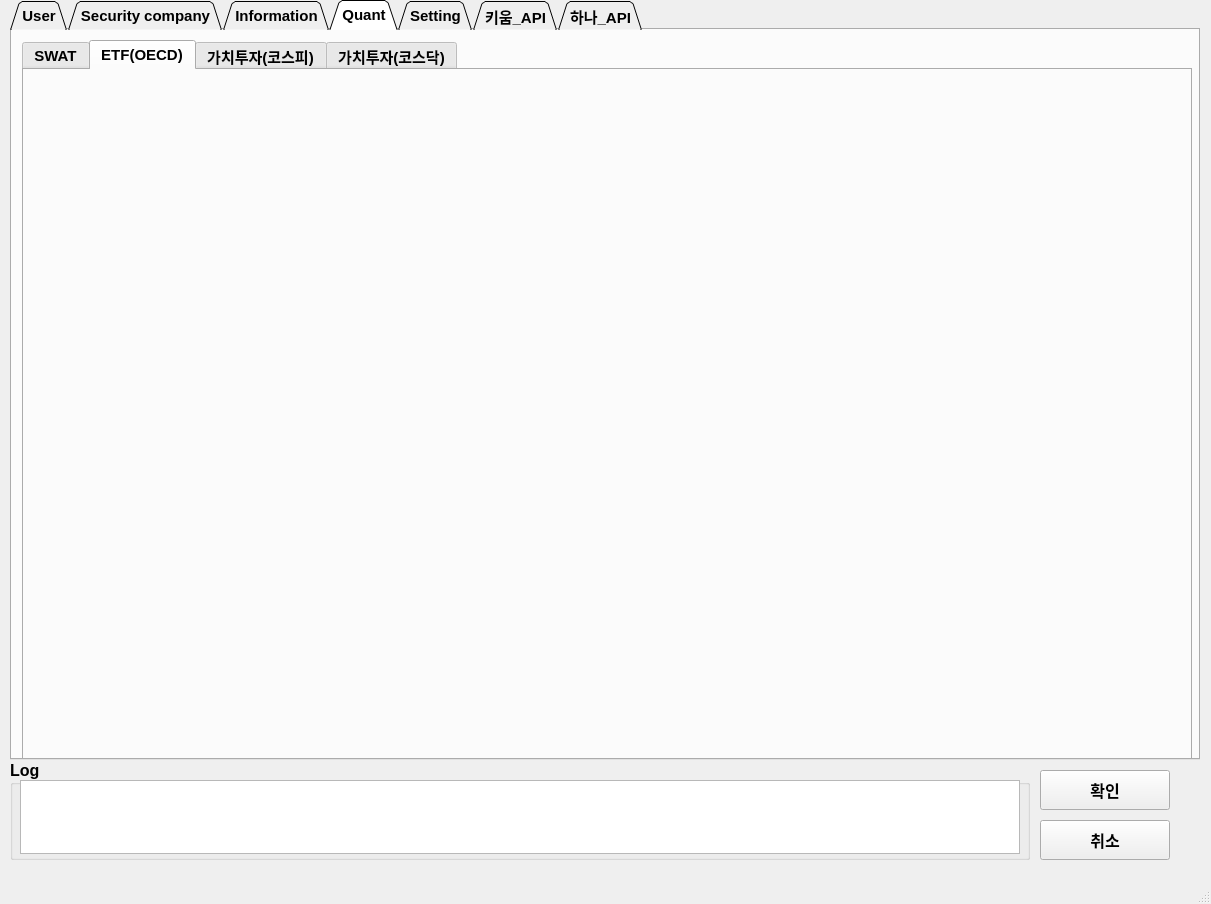
This is UI/MyTrade_211121.ui in jhGitHub009/MyTrading_20211121 as Qt 5 draws it before an edit. The edited form follows.
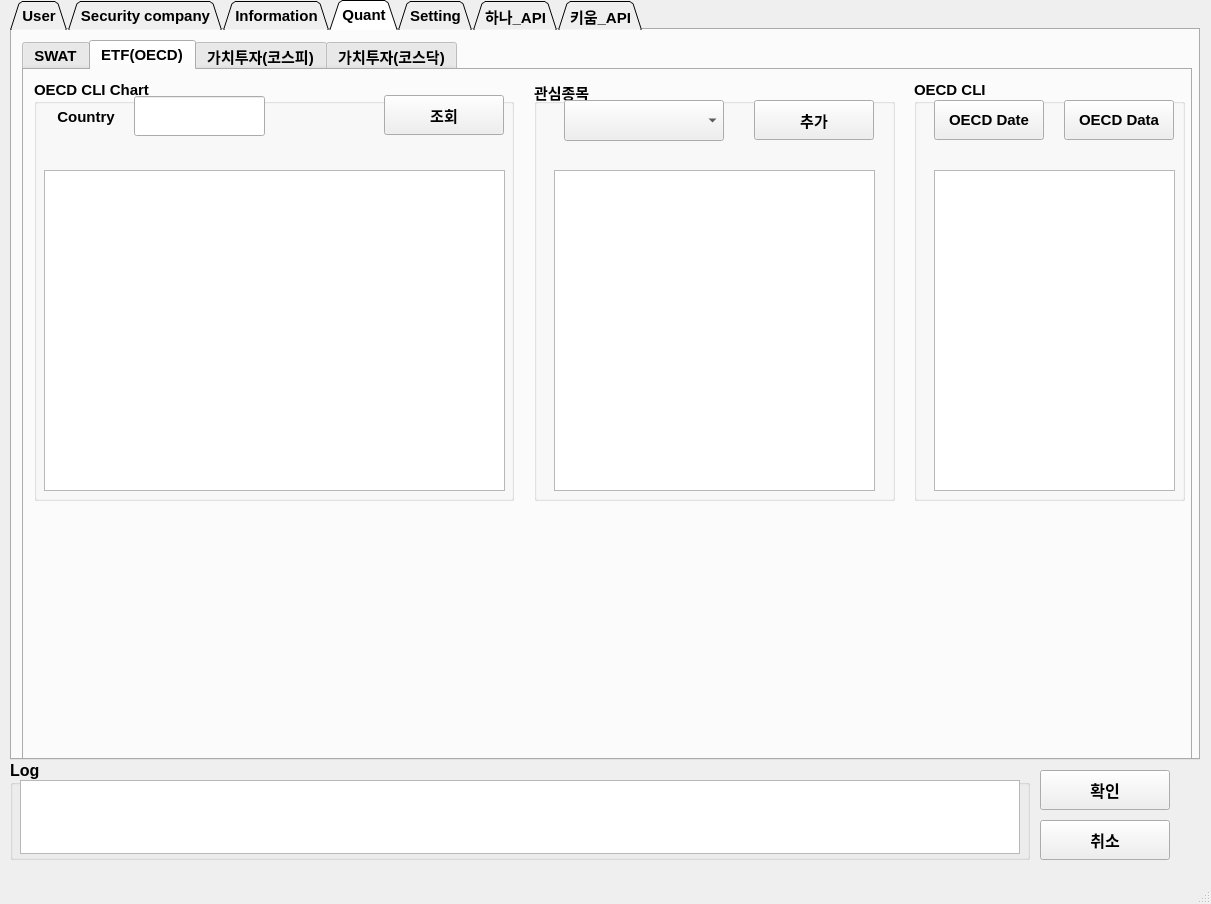
This is the edited form. The open tabs and pages were chosen to show the change.

Commit message: Date : 20220130 Name : LeeJeongHwan Note : OECD upate

The edit to the form file:
```diff
--- a/UI/MyTrade_211121.ui
+++ b/UI/MyTrade_211121.ui
@@ -852,6 +852,182 @@
        <attribute name="title">
         <string>ETF(OECD)</string>
        </attribute>
+       <widget class="QGroupBox" name="gboxChart_2">
+        <property name="geometry">
+         <rect>
+          <x>10</x>
+          <y>10</y>
+          <width>480</width>
+          <height>421</height>
+         </rect>
+        </property>
+        <property name="title">
+         <string>OECD CLI Chart</string>
+        </property>
+        <widget class="QPushButton" name="pbtnInspectInOECD">
+         <property name="geometry">
+          <rect>
+           <x>350</x>
+           <y>15</y>
+           <width>120</width>
+           <height>40</height>
+          </rect>
+         </property>
+         <property name="text">
+          <string>조회</string>
+         </property>
+        </widget>
+        <widget class="QLabel" name="label_18">
+         <property name="geometry">
+          <rect>
+           <x>12</x>
+           <y>27</y>
+           <width>80</width>
+           <height>20</height>
+          </rect>
+         </property>
+         <property name="text">
+          <string>Country</string>
+         </property>
+         <property name="alignment">
+          <set>Qt::AlignCenter</set>
+         </property>
+        </widget>
+        <widget class="QLineEdit" name="leCountryInOECD">
+         <property name="geometry">
+          <rect>
+           <x>100</x>
+           <y>16</y>
+           <width>131</width>
+           <height>40</height>
+          </rect>
+         </property>
+        </widget>
+        <widget class="QGraphicsView" name="gviewOECDChart">
+         <property name="geometry">
+          <rect>
+           <x>10</x>
+           <y>90</y>
+           <width>461</width>
+           <height>321</height>
+          </rect>
+         </property>
+        </widget>
+        <widget class="QWidget" name="verticalLayoutWidget_2">
+         <property name="geometry">
+          <rect>
+           <x>10</x>
+           <y>90</y>
+           <width>461</width>
+           <height>321</height>
+          </rect>
+         </property>
+         <layout class="QVBoxLayout" name="verlayOECDChart"/>
+        </widget>
+       </widget>
+       <widget class="QGroupBox" name="groupBox_10">
+        <property name="geometry">
+         <rect>
+          <x>510</x>
+          <y>10</y>
+          <width>361</width>
+          <height>421</height>
+         </rect>
+        </property>
+        <property name="title">
+         <string>관심종목</string>
+        </property>
+        <widget class="QTableWidget" name="tableWidget_3">
+         <property name="geometry">
+          <rect>
+           <x>20</x>
+           <y>90</y>
+           <width>321</width>
+           <height>321</height>
+          </rect>
+         </property>
+        </widget>
+        <widget class="QComboBox" name="cboxAccInTrade_2">
+         <property name="geometry">
+          <rect>
+           <x>30</x>
+           <y>20</y>
+           <width>160</width>
+           <height>41</height>
+          </rect>
+         </property>
+         <property name="font">
+          <font>
+           <family>Consolas</family>
+           <pointsize>12</pointsize>
+           <weight>75</weight>
+           <bold>true</bold>
+          </font>
+         </property>
+        </widget>
+        <widget class="QPushButton" name="pbtnInspectInOECD_2">
+         <property name="geometry">
+          <rect>
+           <x>220</x>
+           <y>20</y>
+           <width>120</width>
+           <height>40</height>
+          </rect>
+         </property>
+         <property name="text">
+          <string>추가</string>
+         </property>
+        </widget>
+       </widget>
+       <widget class="QGroupBox" name="gBoxOECD">
+        <property name="geometry">
+         <rect>
+          <x>890</x>
+          <y>10</y>
+          <width>271</width>
+          <height>421</height>
+         </rect>
+        </property>
+        <property name="title">
+         <string>OECD CLI</string>
+        </property>
+        <widget class="QTableWidget" name="tbWOECDDate">
+         <property name="geometry">
+          <rect>
+           <x>20</x>
+           <y>90</y>
+           <width>241</width>
+           <height>321</height>
+          </rect>
+         </property>
+        </widget>
+        <widget class="QPushButton" name="btnOECDCLIDate">
+         <property name="geometry">
+          <rect>
+           <x>20</x>
+           <y>20</y>
+           <width>110</width>
+           <height>40</height>
+          </rect>
+         </property>
+         <property name="text">
+          <string>OECD Date</string>
+         </property>
+        </widget>
+        <widget class="QPushButton" name="btnOECDCLIData">
+         <property name="geometry">
+          <rect>
+           <x>150</x>
+           <y>20</y>
+           <width>110</width>
+           <height>40</height>
+          </rect>
+         </property>
+         <property name="text">
+          <string>OECD Data</string>
+         </property>
+        </widget>
+       </widget>
       </widget>
       <widget class="QWidget" name="tab_6">
        <attribute name="title">
@@ -872,13 +1048,13 @@
     </widget>
     <widget class="QWidget" name="tab_15">
      <attribute name="title">
-      <string>키움_API</string>
-     </attribute>
-    </widget>
-    <widget class="QWidget" name="tab_16">
-     <attribute name="title">
       <string>하나_API</string>
      </attribute>
+    </widget>
+    <widget class="QWidget" name="tab_16">
+     <attribute name="title">
+      <string>키움_API</string>
+     </attribute>
      <widget class="QGroupBox" name="gboxChart">
       <property name="geometry">
        <rect>
```
Left out of the diff: 24 changed lines with no effect on the pictures. The commit also changes 5 other files.
